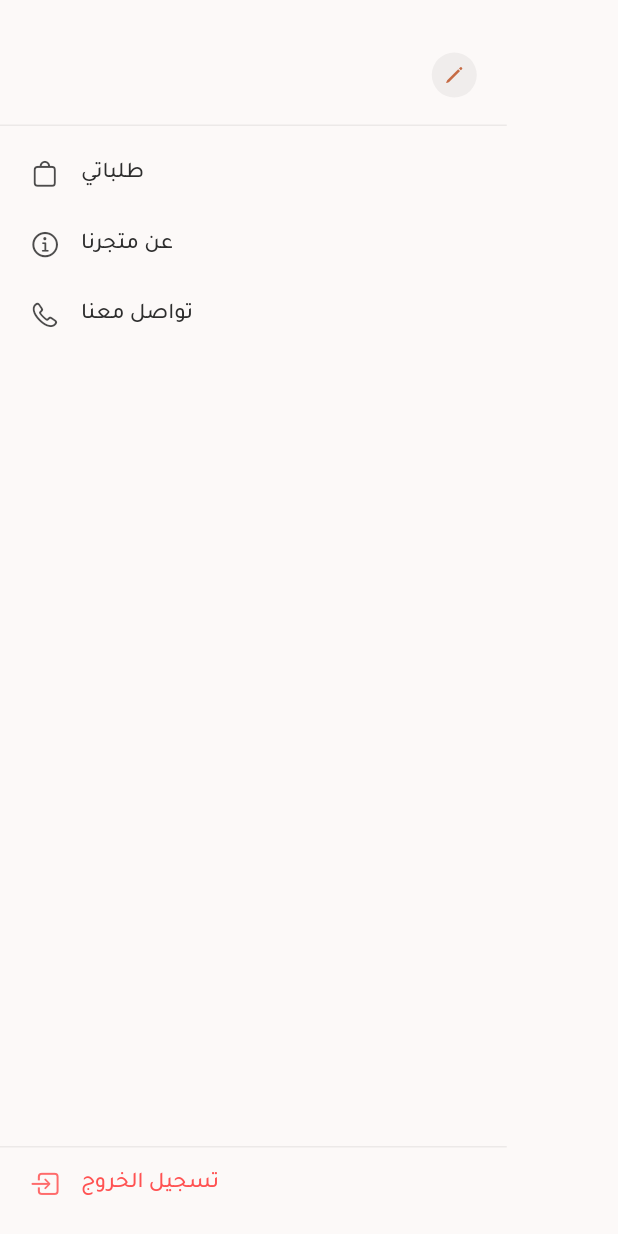
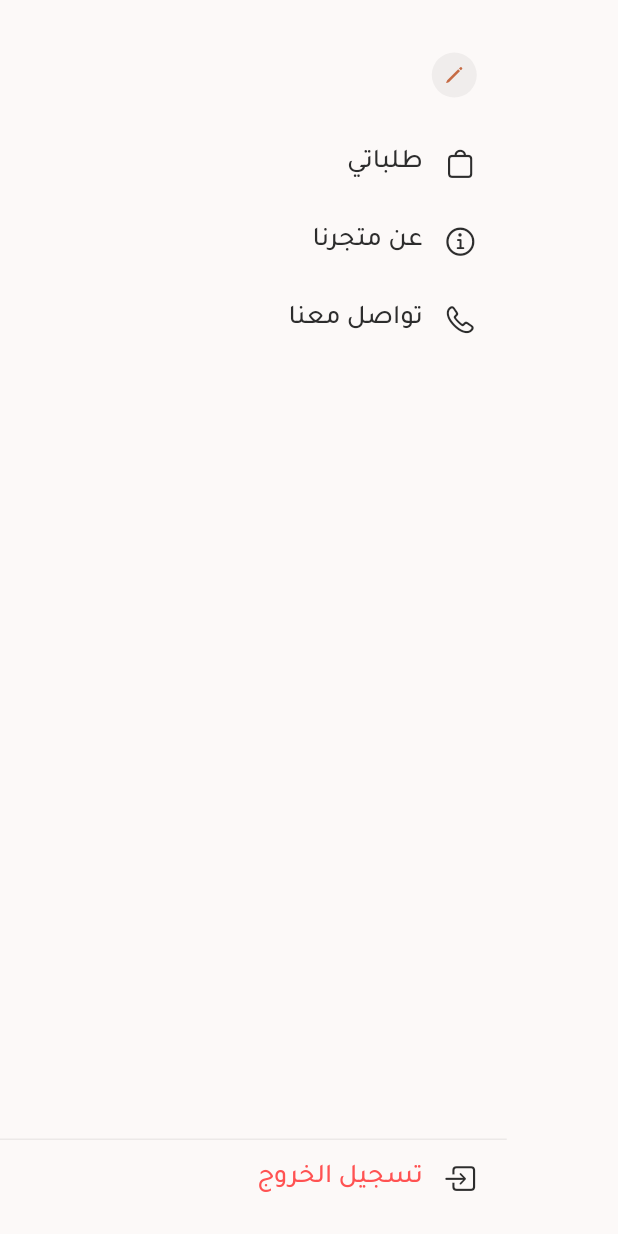
Before and after one commit to adnanSakr11/Rooh, a Flutter app: the AppDrawer widget shown alone on an empty page, opened directly, on a phone screen of 412 x 824 dp. Run offline on Flutter 3.47's test engine with Material 3 defaults, Android fonts, the light colour scheme and no system bars; our stand-ins replace bloc, cloud_firestore, dartz, equatable, firebase_auth, firebase_core and 5 more; accounts and stored records are empty; network calls fail.

Commit message:
finish product screen ui and drawer

```diff
--- a/lib/features/products/presentation/widgets/phone_product_card.dart
+++ b/lib/features/products/presentation/widgets/phone_product_card.dart
@@ -40,7 +40,7 @@ class PhoneProductCard extends StatelessWidget {
                       productsEntity.name,
                       style: TextStyle(
                         letterSpacing: -1,
-                        fontSize: 20,
+                        fontSize: 18,
                         fontFamily: fontFamily,
                         color: colors.onSurface,
                         fontWeight: FontWeight.bold,
@@ -50,7 +50,7 @@ class PhoneProductCard extends StatelessWidget {
                     Text(
                       productsEntity.formattedPrice,
                       style: TextStyle(
-                        fontSize: 18,
+                        fontSize: 16,
                         color: colors.primary,
                         fontWeight: FontWeight.w600,
                       ),
--- a/lib/features/products/presentation/widgets/products_view.dart
+++ b/lib/features/products/presentation/widgets/products_view.dart
@@ -80,7 +80,7 @@ class ProductsView extends StatelessWidget {
                             height: 50,
                             child: AppSearchBar(
                               fillColor: colors.surface,
-                              hintText: 'ابحث عن منتجك',
+                              hintText: '...ابحث عن منتجك',
                               prefixIcon: Icon(
                                 Icons.search_rounded,
                                 color: colors.onSurface,
--- a/lib/shared/widgets/app_drawer.dart
+++ b/lib/shared/widgets/app_drawer.dart
@@ -5,13 +5,6 @@ import 'package:responsive_framework/responsive_framework.dart';
 import 'package:rooh/core/const/app_const.dart';
 import 'package:rooh/features/auth/presentation/cubits/authcubit/auth_cubit.dart';
 
-/// الدراور العام للتطبيق. بيتغير محتواه حسب حالة الـ [AuthCubit]:
-/// - لو مسجّل دخول: اسم اليوزر + قايمة إجراءات + تسجيل خروج.
-/// - لو مش مسجّل: زرار تسجيل دخول بس.
-///
-/// الـ widget ده متعمدين نخليه معزول عن أي Cubit خاص بالإجراءات
-/// (تعديل الاسم / تسجيل الخروج) — بياخدهم كـ callbacks عشان الشاشة
-/// اللي بتستضيفه هي اللي تقرر إزاي تنفذهم.
 class AppDrawer extends StatelessWidget {
   const AppDrawer({
     super.key,
@@ -57,7 +50,6 @@ class AppDrawer extends StatelessWidget {
                     onEditName: onEditName,
                   )
                 else ...[
-                  //Spacer(),
                   Center(
                     child: _LoginPrompt(
                       colors: colors,
@@ -65,28 +57,73 @@ class AppDrawer extends StatelessWidget {
                       onTap: onLoginTap,
                     ),
                   ),
+                  _DrawerTile(
+                    icon: Icon(
+                      CupertinoIcons.info_circle,
+                      size: isMobile ? 22 : 24,
+                      color: colors.onSurface,
+                    ),
+                    label: 'عن متجرنا',
+                    colors: colors,
+                    isMobile: isMobile,
+                    onTap: onAboutStore,
+                  ),
+                  _DrawerTile(
+                    icon: Icon(
+                      CupertinoIcons.phone,
+                      size: isMobile ? 22 : 24,
+                      color: colors.onSurface,
+                    ),
+                    label: 'تواصل معنا',
+                    colors: colors,
+                    isMobile: isMobile,
+                    onTap: onContactUs,
+                  ),
+                  _DrawerTile(
+                    icon: Image.asset(
+                      'assets/images/social-media-icon.png',
+                      height: isMobile ? 22 : 24,
+                      width: isMobile ? 22 : 24,
+                    ),
+                    label: 'السوشيال الميديا',
+                    colors: colors,
+                    isMobile: isMobile,
+                    onTap: onContactUs,
+                  ),
                 ],
 
-                const SizedBox(height: 8),
-                Divider(color: colors.onSurface.withOpacity(0.08), height: 1),
+                // const SizedBox(height: 8),
+                // Divider(color: colors.onSurface.withOpacity(0.08), height: 1),
                 if (state is Authenticated) ...[
                   const SizedBox(height: 8),
                   _DrawerTile(
-                    icon: CupertinoIcons.bag,
+                    icon: Icon(
+                      CupertinoIcons.bag,
+                      size: isMobile ? 22 : 24,
+                      color: colors.onSurface,
+                    ),
                     label: 'طلباتي',
                     colors: colors,
                     isMobile: isMobile,
                     onTap: onMyOrders,
                   ),
                   _DrawerTile(
-                    icon: CupertinoIcons.info_circle,
+                    icon: Icon(
+                      CupertinoIcons.info_circle,
+                      size: isMobile ? 22 : 24,
+                      color: colors.onSurface,
+                    ),
                     label: 'عن متجرنا',
                     colors: colors,
                     isMobile: isMobile,
                     onTap: onAboutStore,
                   ),
                   _DrawerTile(
-                    icon: CupertinoIcons.phone,
+                    icon: Icon(
+                      CupertinoIcons.phone,
+                      size: isMobile ? 22 : 24,
+                      color: colors.onSurface,
+                    ),
                     label: 'تواصل معنا',
                     colors: colors,
                     isMobile: isMobile,
@@ -95,7 +132,11 @@ class AppDrawer extends StatelessWidget {
                   const Spacer(),
                   Divider(color: colors.onSurface.withOpacity(0.08), height: 1),
                   _DrawerTile(
-                    icon: CupertinoIcons.square_arrow_right,
+                    icon: Icon(
+                      CupertinoIcons.square_arrow_right,
+                      size: isMobile ? 22 : 24,
+                      color: colors.onSurface,
+                    ),
                     label: 'تسجيل الخروج',
                     colors: colors,
                     isMobile: isMobile,
@@ -194,6 +235,7 @@ class _LoginPrompt extends StatelessWidget {
       child: GestureDetector(
         onTap: onTap,
         child: Container(
+          height: 55,
           padding: EdgeInsets.symmetric(
             vertical: isMobile ? 14 : 16,
             horizontal: 18,
@@ -238,7 +280,7 @@ class _DrawerTile extends StatelessWidget {
     this.isDestructive = false,
   });
 
-  final IconData icon;
+  final Widget icon;
   final String label;
   final ColorScheme colors;
   final bool isMobile;
@@ -257,22 +299,19 @@ class _DrawerTile extends StatelessWidget {
           vertical: isMobile ? 13 : 15,
         ),
         child: Row(
+          mainAxisAlignment: MainAxisAlignment.end,
           children: [
-            Icon(
-              icon,
-              size: isMobile ? 20 : 22,
-              color: color.withOpacity(0.85),
-            ),
-            const SizedBox(width: 14),
             Text(
               label,
               style: TextStyle(
                 fontFamily: fontFamily,
-                fontSize: isMobile ? 15 : 17,
+                fontSize: isMobile ? 18 : 20,
                 fontWeight: FontWeight.w500,
                 color: color,
               ),
             ),
+            const SizedBox(width: 14),
+            icon,
           ],
         ),
       ),
--- a/lib/shared/widgets/app_search_bar.dart
+++ b/lib/shared/widgets/app_search_bar.dart
@@ -54,6 +54,8 @@ class _AppSearchBarState extends State<AppSearchBar> {
   Widget build(BuildContext context) {
     final colors = Theme.of(context).colorScheme;
     return TextField(
+      textAlign: TextAlign.end,
+      textAlignVertical: TextAlignVertical.bottom,
       controller: _controller,
       style: TextStyle(color: colors.onSurface),
       cursorColor: colors.onSurface,
@@ -63,8 +65,14 @@ class _AppSearchBarState extends State<AppSearchBar> {
       decoration: InputDecoration(
         filled: true,
         fillColor: widget.fillColor,
+
         hintText: widget.hintText,
-        hintStyle: TextStyle(color: colors.onSurface, fontFamily: fontFamily),
+        hintStyle: TextStyle(
+          color: colors.onSurface,
+          fontFamily: fontFamily,
+          fontWeight: FontWeight.w400,
+          fontSize: 18,
+        ),
         prefixIcon: widget.prefixIcon,
         prefixIconColor: colors.onSurface,
 
@@ -77,12 +85,12 @@ class _AppSearchBarState extends State<AppSearchBar> {
 
         enabledBorder: OutlineInputBorder(
           borderSide: BorderSide(color: colors.primary, width: 1),
-          borderRadius: BorderRadius.circular(25),
+          borderRadius: BorderRadius.circular(20),
         ),
 
         focusedBorder: OutlineInputBorder(
           borderSide: BorderSide(color: colors.primary, width: 2),
-          borderRadius: BorderRadius.circular(25),
+          borderRadius: BorderRadius.circular(20),
         ),
       ),
     );
```
Also changed, not shown: assets/images/google.png (added), assets/images/social-media-icon.png (added).
